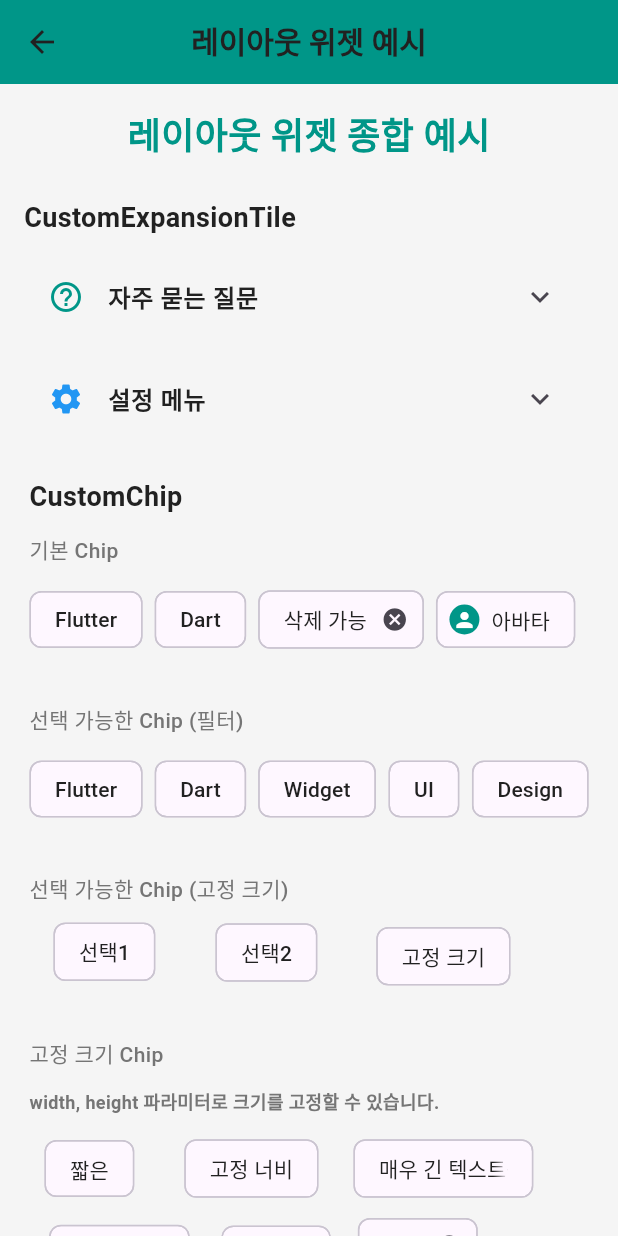
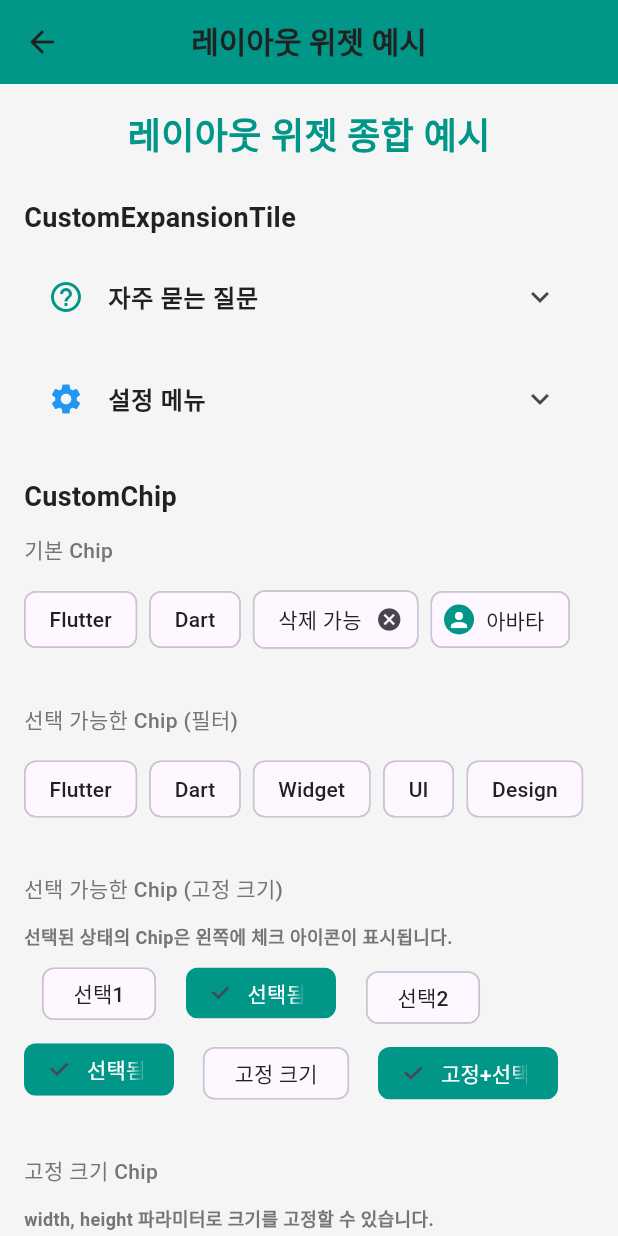
Before and after one commit to cheng80/custom_test_app, a Flutter app: the LayoutWidgetsPage screen opened by its route, on a phone screen of 412 x 824 dp. Run offline on Flutter 3.47's test engine with Material 3 defaults, Android fonts, the light colour scheme and no system bars; our stand-ins replace shared_preferences; accounts and stored records are empty.

Commit message:
feat: 선택 가능한 Chip 크기 고정 시 아이콘 표시 개선 및 문서 업데이트
- 선택 가능한 Chip 크기 고정 시 아이콘이 잘리지 않도록 clipBehavior 추가
- visualDensity를 compact로 조정하여 더 작은 공간에서도 작동
- layout_widgets_page에 선택 가능한 Chip 상태 관리 추가
- 선택된 상태의 고정 크기 Chip 예제 추가 (아이콘 표시 확인용)
- 관련 레퍼런스 문서 업데이트 (선택 아이콘 표시 설명 추가)

```diff
--- a/lib/custom/custom_chip.dart
+++ b/lib/custom/custom_chip.dart
@@ -174,7 +174,11 @@ class CustomChip extends StatelessWidget {
                     _getThemeTextPrimaryColor(context) ??
                     Colors.black),
         ),
-        padding: padding,
+        padding:
+            padding ??
+            ((width != null || height != null) && selectable
+                ? const EdgeInsets.symmetric(horizontal: 12, vertical: 8)
+                : null),
         shape: borderRadius != null
             ? RoundedRectangleBorder(
                 borderRadius: BorderRadius.circular(borderRadius!),
@@ -182,7 +186,7 @@ class CustomChip extends StatelessWidget {
             : null,
         // 크기 고정을 위해 visualDensity 조정
         visualDensity: (width != null || height != null)
-            ? VisualDensity.adaptivePlatformDensity
+            ? VisualDensity.compact
             : null,
         materialTapTargetSize: (width != null || height != null)
             ? MaterialTapTargetSize.shrinkWrap
@@ -238,18 +242,11 @@ class CustomChip extends StatelessWidget {
 
     // width 또는 height가 지정되면 크기 고정
     if (width != null || height != null) {
-      chip = SizedBox(
+      chip = Container(
         width: width,
         height: height,
-        child: ConstrainedBox(
-          constraints: BoxConstraints(
-            minWidth: width ?? 0,
-            maxWidth: width ?? double.infinity,
-            minHeight: height ?? 0,
-            maxHeight: height ?? double.infinity,
-          ),
-          child: chip,
-        ),
+        clipBehavior: Clip.none, // 선택 아이콘이 잘리지 않도록
+        child: chip,
       );
     }
 
--- a/lib/pages/layout_widgets_page.dart
+++ b/lib/pages/layout_widgets_page.dart
@@ -21,6 +21,15 @@ class _LayoutWidgetsPageState extends State<LayoutWidgetsPage> {
     'UI',
     'Design',
   ];
+  // 고정 크기 Chip 선택 상태 관리
+  bool _fixedChip1Selected = false;
+  bool _fixedChip2Selected = false;
+  bool _fixedChip3Selected = false;
+  bool _fixedChip4Selected = true; // 선택됨 예제용
+  bool _fixedChip5Selected = true; // 선택됨 예제용
+  bool _fixedChip6Selected = true; // 선택됨 예제용
+  bool _normalFixedChip1Selected = false;
+  bool _normalFixedChip2Selected = true; // 선택됨 예제용
 
   @override
   Widget build(BuildContext context) {
@@ -201,6 +210,11 @@ class _LayoutWidgetsPageState extends State<LayoutWidgetsPage> {
                       fontWeight: FontWeight.w500,
                       color: p.textSecondary,
                     ),
+                    CustomText(
+                      "선택된 상태의 Chip은 왼쪽에 체크 아이콘이 표시됩니다.",
+                      fontSize: 12,
+                      color: p.textSecondary,
+                    ),
                     Wrap(
                       spacing: 8,
                       runSpacing: 8,
@@ -209,8 +223,25 @@ class _LayoutWidgetsPageState extends State<LayoutWidgetsPage> {
                           label: "선택1",
                           width: 100,
                           selectable: true,
-                          selected: false,
-                          onSelected: (selected) => print("선택1: $selected"),
+                          selected: _fixedChip1Selected,
+                          onSelected: (selected) {
+                            setState(() {
+                              _fixedChip1Selected = selected;
+                            });
+                          },
+                          selectedColor: Colors.teal,
+                          selectedLabelColor: Colors.white,
+                        ),
+                        CustomChip(
+                          label: "선택됨",
+                          width: 100,
+                          selectable: true,
+                          selected: _fixedChip4Selected,
+                          onSelected: (selected) {
+                            setState(() {
+                              _fixedChip4Selected = selected;
+                            });
+                          },
                           selectedColor: Colors.teal,
                           selectedLabelColor: Colors.white,
                         ),
@@ -219,8 +250,26 @@ class _LayoutWidgetsPageState extends State<LayoutWidgetsPage> {
                           width: 100,
                           height: 40,
                           selectable: true,
-                          selected: false,
-                          onSelected: (selected) => print("선택2: $selected"),
+                          selected: _fixedChip2Selected,
+                          onSelected: (selected) {
+                            setState(() {
+                              _fixedChip2Selected = selected;
+                            });
+                          },
+                          selectedColor: Colors.teal,
+                          selectedLabelColor: Colors.white,
+                        ),
+                        CustomChip(
+                          label: "선택됨2",
+                          width: 100,
+                          height: 40,
+                          selectable: true,
+                          selected: _fixedChip5Selected,
+                          onSelected: (selected) {
+                            setState(() {
+                              _fixedChip5Selected = selected;
+                            });
+                          },
                           selectedColor: Colors.teal,
                           selectedLabelColor: Colors.white,
                         ),
@@ -229,8 +278,26 @@ class _LayoutWidgetsPageState extends State<LayoutWidgetsPage> {
                           width: 120,
                           height: 45,
                           selectable: true,
-                          selected: false,
-                          onSelected: (selected) => print("고정 크기: $selected"),
+                          selected: _fixedChip3Selected,
+                          onSelected: (selected) {
+                            setState(() {
+                              _fixedChip3Selected = selected;
+                            });
+                          },
+                          selectedColor: Colors.teal,
+                          selectedLabelColor: Colors.white,
+                        ),
+                        CustomChip(
+                          label: "고정+선택",
+                          width: 120,
+                          height: 45,
+                          selectable: true,
+                          selected: _fixedChip6Selected,
+                          onSelected: (selected) {
+                            setState(() {
+                              _fixedChip6Selected = selected;
+                            });
+                          },
                           selectedColor: Colors.teal,
                           selectedLabelColor: Colors.white,
                         ),
@@ -284,12 +351,37 @@ class _LayoutWidgetsPageState extends State<LayoutWidgetsPage> {
                           width: 90,
                           height: 45,
                           selectable: true,
-                          selected: false,
-                          onSelected: (selected) => print("선택: $selected"),
+                          selected: _normalFixedChip1Selected,
+                          onSelected: (selected) {
+                            setState(() {
+                              _normalFixedChip1Selected = selected;
+                            });
+                          },
+                          selectedColor: Colors.teal,
+                          selectedLabelColor: Colors.white,
+                        ),
+                        CustomChip(
+                          label: "선택됨",
+                          width: 90,
+                          height: 45,
+                          selectable: true,
+                          selected: _normalFixedChip2Selected,
+                          onSelected: (selected) {
+                            setState(() {
+                              _normalFixedChip2Selected = selected;
+                            });
+                          },
                           selectedColor: Colors.teal,
                           selectedLabelColor: Colors.white,
                         ),
                       ],
+                    ),
+                    const SizedBox(height: 8),
+                    CustomText(
+                      "참고: 선택 가능한 Chip은 선택된 상태일 때 왼쪽에 체크 아이콘이 표시됩니다. 크기를 고정해도 아이콘이 정상적으로 표시됩니다.",
+                      fontSize: 12,
+                      color: Colors.orange.shade700,
+                      fontWeight: FontWeight.bold,
                     ),
                   ],
                 ),
```
Also changed, not shown: 1 other file.
